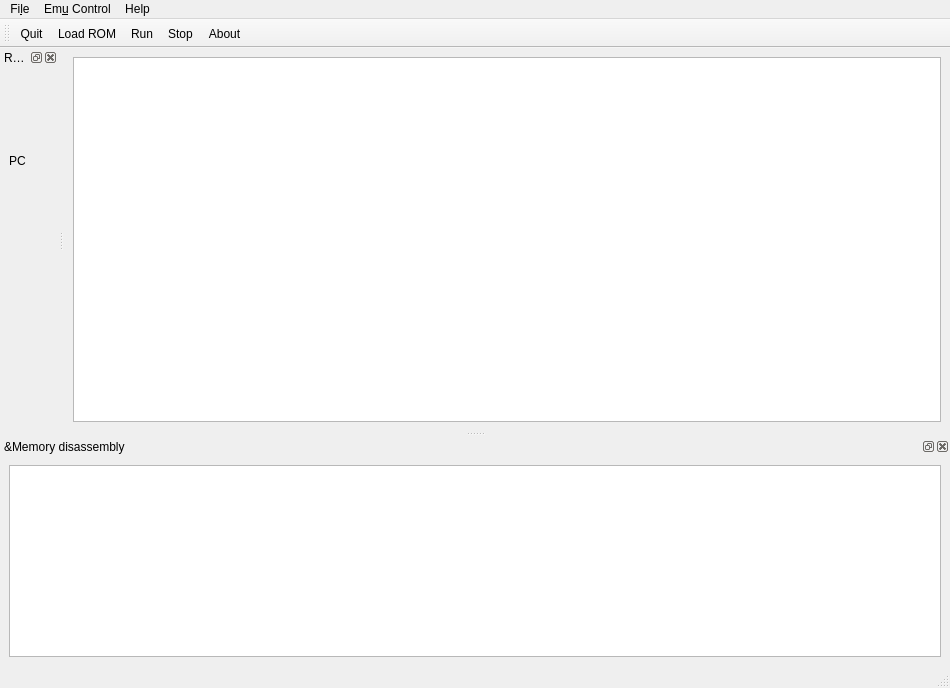
First picture: the form in main_window.ui, repository electrified/cpuqt, before the edit.
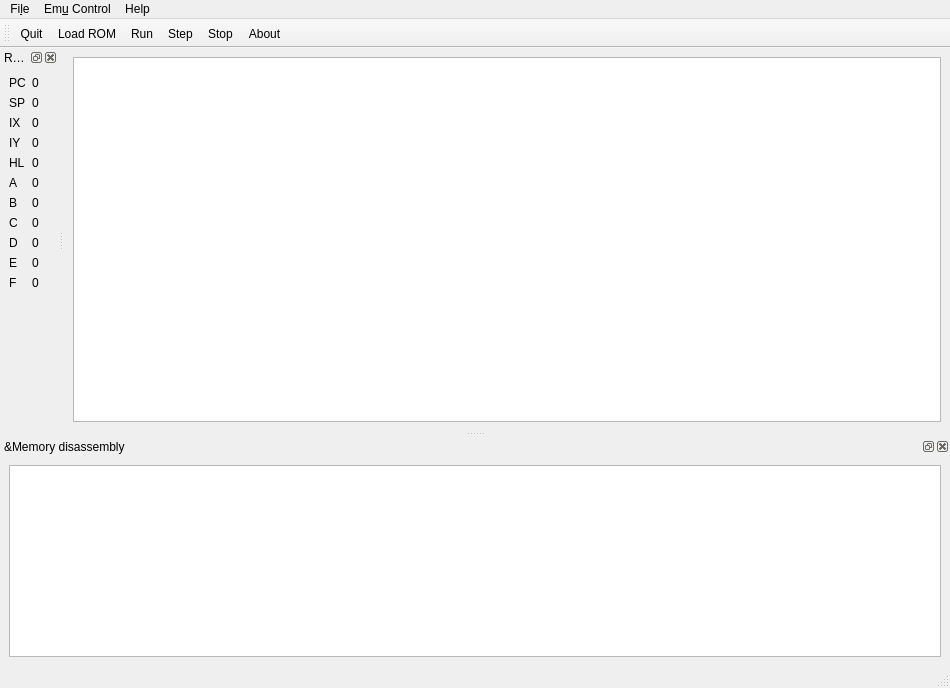
Second picture: the form after the edit.

Patch:
```diff
--- a/main_window.ui
+++ b/main_window.ui
@@ -30,7 +30,7 @@
      <x>0</x>
      <y>0</y>
      <width>950</width>
-     <height>29</height>
+     <height>22</height>
     </rect>
    </property>
    <widget class="QMenu" name="menuFile">
@@ -41,7 +41,6 @@
      <property name="title">
       <string>Recent</string>
      </property>
-     <addaction name="actionTest_2"/>
     </widget>
     <addaction name="actionLoad_ROM"/>
     <addaction name="actionQuit"/>
@@ -60,6 +59,7 @@
     <addaction name="actionRun"/>
     <addaction name="actionStop"/>
     <addaction name="actionReset"/>
+    <addaction name="actionStep"/>
    </widget>
    <addaction name="menuFile"/>
    <addaction name="menuEmu_Control"/>
@@ -74,18 +74,158 @@
     <number>1</number>
    </attribute>
    <widget class="QWidget" name="dockWidgetContents">
-    <layout class="QVBoxLayout" name="verticalLayout_3">
-     <item>
-      <widget class="QLabel" name="label">
+    <layout class="QFormLayout" name="formLayout">
+     <item row="0" column="0">
+      <widget class="QLabel" name="pc_label">
        <property name="text">
         <string>PC</string>
        </property>
       </widget>
      </item>
-     <item>
-      <widget class="QLabel" name="pcLabel">
+     <item row="0" column="1">
+      <widget class="QLabel" name="pc_value">
        <property name="text">
-        <string/>
+        <string>0</string>
+       </property>
+      </widget>
+     </item>
+     <item row="1" column="0">
+      <widget class="QLabel" name="sp_label">
+       <property name="text">
+        <string>SP</string>
+       </property>
+      </widget>
+     </item>
+     <item row="2" column="0">
+      <widget class="QLabel" name="ix_label">
+       <property name="text">
+        <string>IX</string>
+       </property>
+      </widget>
+     </item>
+     <item row="3" column="0">
+      <widget class="QLabel" name="iy_label">
+       <property name="text">
+        <string>IY</string>
+       </property>
+      </widget>
+     </item>
+     <item row="1" column="1">
+      <widget class="QLabel" name="sp_value">
+       <property name="text">
+        <string>0</string>
+       </property>
+      </widget>
+     </item>
+     <item row="2" column="1">
+      <widget class="QLabel" name="ix_value">
+       <property name="text">
+        <string>0</string>
+       </property>
+      </widget>
+     </item>
+     <item row="3" column="1">
+      <widget class="QLabel" name="iy_value">
+       <property name="text">
+        <string>0</string>
+       </property>
+      </widget>
+     </item>
+     <item row="5" column="0">
+      <widget class="QLabel" name="a_label">
+       <property name="text">
+        <string>A</string>
+       </property>
+      </widget>
+     </item>
+     <item row="6" column="0">
+      <widget class="QLabel" name="b_label">
+       <property name="text">
+        <string>B</string>
+       </property>
+      </widget>
+     </item>
+     <item row="7" column="0">
+      <widget class="QLabel" name="c_label">
+       <property name="text">
+        <string>C</string>
+       </property>
+      </widget>
+     </item>
+     <item row="8" column="0">
+      <widget class="QLabel" name="d_label">
+       <property name="text">
+        <string>D</string>
+       </property>
+      </widget>
+     </item>
+     <item row="5" column="1">
+      <widget class="QLabel" name="a_value">
+       <property name="text">
+        <string>0</string>
+       </property>
+      </widget>
+     </item>
+     <item row="6" column="1">
+      <widget class="QLabel" name="b_value">
+       <property name="text">
+        <string>0</string>
+       </property>
+      </widget>
+     </item>
+     <item row="7" column="1">
+      <widget class="QLabel" name="c_value">
+       <property name="text">
+        <string>0</string>
+       </property>
+      </widget>
+     </item>
+     <item row="8" column="1">
+      <widget class="QLabel" name="d_value">
+       <property name="text">
+        <string>0</string>
+       </property>
+      </widget>
+     </item>
+     <item row="9" column="0">
+      <widget class="QLabel" name="e_label">
+       <property name="text">
+        <string>E</string>
+       </property>
+      </widget>
+     </item>
+     <item row="9" column="1">
+      <widget class="QLabel" name="e_value">
+       <property name="text">
+        <string>0</string>
+       </property>
+      </widget>
+     </item>
+     <item row="10" column="1">
+      <widget class="QLabel" name="f_value">
+       <property name="text">
+        <string>0</string>
+       </property>
+      </widget>
+     </item>
+     <item row="10" column="0">
+      <widget class="QLabel" name="f_label">
+       <property name="text">
+        <string>F</string>
+       </property>
+      </widget>
+     </item>
+     <item row="4" column="0">
+      <widget class="QLabel" name="hl_label">
+       <property name="text">
+        <string>HL</string>
+       </property>
+      </widget>
+     </item>
+     <item row="4" column="1">
+      <widget class="QLabel" name="hl_value">
+       <property name="text">
+        <string>0</string>
        </property>
       </widget>
      </item>
@@ -95,7 +235,7 @@
   <widget class="QDockWidget" name="dockWidget_2">
    <property name="minimumSize">
     <size>
-     <width>96</width>
+     <width>102</width>
      <height>183</height>
     </size>
    </property>
@@ -126,6 +266,7 @@
    <addaction name="actionQuit"/>
    <addaction name="actionLoad_ROM"/>
    <addaction name="actionRun"/>
+   <addaction name="actionStep"/>
    <addaction name="actionStop"/>
    <addaction name="actionAbout"/>
   </widget>
@@ -159,14 +300,9 @@
     <string>R&amp;eset</string>
    </property>
   </action>
-  <action name="actionTest">
+  <action name="actionStep">
    <property name="text">
-    <string>Test</string>
-   </property>
-  </action>
-  <action name="actionTest_2">
-   <property name="text">
-    <string>Test</string>
+    <string>Step</string>
    </property>
   </action>
  </widget>
```
Left out of the diff: 16 changed lines with no effect on the pictures.
